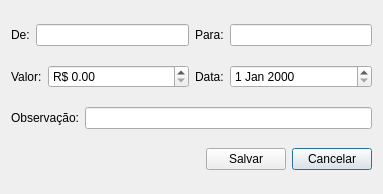
Before: the Qt Designer form ui/inserirtransferencia.ui in darktorres/ERP-STACCATO, drawn with Qt 5.
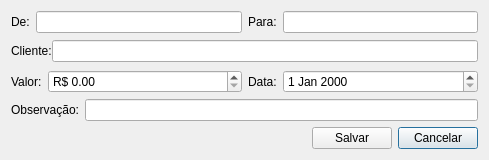
After: the same form once the commit is applied. Custom widgets are drawn as their Qt base class.

Commit message: Na tela de transferência adicionado campo para escolher cliente para ressarcimento do crédito

The edit to the form file:
```diff
--- a/ui/inserirtransferencia.ui
+++ b/ui/inserirtransferencia.ui
@@ -6,14 +6,59 @@
    <rect>
     <x>0</x>
     <y>0</y>
-    <width>383</width>
-    <height>194</height>
+    <width>489</width>
+    <height>160</height>
    </rect>
   </property>
   <property name="windowTitle">
    <string>Transferência</string>
   </property>
   <layout class="QGridLayout" name="gridLayout_7">
+   <item row="4" column="0" colspan="2">
+    <layout class="QGridLayout" name="gridLayout">
+     <item row="0" column="0">
+      <spacer name="horizontalSpacer">
+       <property name="orientation">
+        <enum>Qt::Horizontal</enum>
+       </property>
+       <property name="sizeHint" stdset="0">
+        <size>
+         <width>40</width>
+         <height>20</height>
+        </size>
+       </property>
+      </spacer>
+     </item>
+     <item row="0" column="2">
+      <widget class="QPushButton" name="pushButtonCancelar">
+       <property name="text">
+        <string>Cancelar</string>
+       </property>
+      </widget>
+     </item>
+     <item row="0" column="1">
+      <widget class="QPushButton" name="pushButtonSalvar">
+       <property name="text">
+        <string>Salvar</string>
+       </property>
+      </widget>
+     </item>
+    </layout>
+   </item>
+   <item row="3" column="0" colspan="2">
+    <layout class="QGridLayout" name="gridLayout_6">
+     <item row="0" column="0">
+      <widget class="QLabel" name="label_5">
+       <property name="text">
+        <string>Observação:</string>
+       </property>
+      </widget>
+     </item>
+     <item row="0" column="1">
+      <widget class="QLineEdit" name="lineEditObservacao"/>
+     </item>
+    </layout>
+   </item>
    <item row="0" column="0">
     <layout class="QGridLayout" name="gridLayout_5">
      <item row="0" column="0">
@@ -34,6 +79,26 @@
      </item>
     </layout>
    </item>
+   <item row="2" column="1">
+    <layout class="QGridLayout" name="gridLayout_3">
+     <item row="0" column="0">
+      <widget class="QLabel" name="label_4">
+       <property name="sizePolicy">
+        <sizepolicy hsizetype="Maximum" vsizetype="Preferred">
+         <horstretch>0</horstretch>
+         <verstretch>0</verstretch>
+        </sizepolicy>
+       </property>
+       <property name="text">
+        <string>Data:</string>
+       </property>
+      </widget>
+     </item>
+     <item row="0" column="1">
+      <widget class="QDateEdit" name="dateEdit"/>
+     </item>
+    </layout>
+   </item>
    <item row="0" column="1">
     <layout class="QGridLayout" name="gridLayout_4">
      <item row="0" column="0">
@@ -54,7 +119,7 @@
      </item>
     </layout>
    </item>
-   <item row="1" column="0">
+   <item row="2" column="0">
     <layout class="QGridLayout" name="gridLayout_2">
      <item row="0" column="0">
       <widget class="QLabel" name="label_3">
@@ -84,70 +149,45 @@
      </item>
     </layout>
    </item>
-   <item row="1" column="1">
-    <layout class="QGridLayout" name="gridLayout_3">
-     <item row="0" column="0">
-      <widget class="QLabel" name="label_4">
-       <property name="sizePolicy">
-        <sizepolicy hsizetype="Maximum" vsizetype="Preferred">
-         <horstretch>0</horstretch>
-         <verstretch>0</verstretch>
-        </sizepolicy>
-       </property>
-       <property name="text">
-        <string>Data:</string>
-       </property>
-      </widget>
-     </item>
-     <item row="0" column="1">
-      <widget class="QDateEdit" name="dateEdit"/>
-     </item>
-    </layout>
-   </item>
-   <item row="3" column="0" colspan="2">
-    <layout class="QGridLayout" name="gridLayout">
-     <item row="0" column="0">
-      <spacer name="horizontalSpacer">
-       <property name="orientation">
-        <enum>Qt::Horizontal</enum>
-       </property>
-       <property name="sizeHint" stdset="0">
-        <size>
-         <width>40</width>
-         <height>20</height>
-        </size>
-       </property>
-      </spacer>
-     </item>
-     <item row="0" column="2">
-      <widget class="QPushButton" name="pushButtonCancelar">
-       <property name="text">
-        <string>Cancelar</string>
-       </property>
-      </widget>
-     </item>
-     <item row="0" column="1">
-      <widget class="QPushButton" name="pushButtonSalvar">
-       <property name="text">
-        <string>Salvar</string>
-       </property>
-      </widget>
-     </item>
-    </layout>
-   </item>
-   <item row="2" column="0" colspan="2">
-    <layout class="QGridLayout" name="gridLayout_6">
-     <item row="0" column="0">
-      <widget class="QLabel" name="label_5">
-       <property name="text">
-        <string>Observação:</string>
-       </property>
-      </widget>
-     </item>
-     <item row="0" column="1">
-      <widget class="QLineEdit" name="lineEditObservacao"/>
-     </item>
-    </layout>
+   <item row="1" column="0" colspan="2">
+    <widget class="QFrame" name="frameCliente">
+     <property name="lineWidth">
+      <number>0</number>
+     </property>
+     <layout class="QGridLayout" name="gridLayout_8">
+      <property name="leftMargin">
+       <number>0</number>
+      </property>
+      <property name="topMargin">
+       <number>0</number>
+      </property>
+      <property name="rightMargin">
+       <number>0</number>
+      </property>
+      <property name="bottomMargin">
+       <number>0</number>
+      </property>
+      <property name="spacing">
+       <number>0</number>
+      </property>
+      <item row="0" column="0">
+       <widget class="QLabel" name="label_6">
+        <property name="sizePolicy">
+         <sizepolicy hsizetype="Maximum" vsizetype="Preferred">
+          <horstretch>0</horstretch>
+          <verstretch>0</verstretch>
+         </sizepolicy>
+        </property>
+        <property name="text">
+         <string>Cliente:</string>
+        </property>
+       </widget>
+      </item>
+      <item row="0" column="1">
+       <widget class="ItemBox" name="itemBoxCliente"/>
+      </item>
+     </layout>
+    </widget>
    </item>
   </layout>
  </widget>
```
The commit also changes 2 other files.
